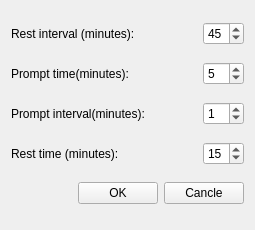
Qt form FrmEyeNurse.ui (KangLin/Calendar) before a commit.
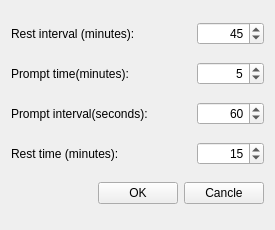
The same form after that commit. Icons and pictures are not drawn.

Commit message: Modify eye nurse settings

```diff
--- a/FrmEyeNurse.ui
+++ b/FrmEyeNurse.ui
@@ -6,7 +6,7 @@
    <rect>
     <x>0</x>
     <y>0</y>
-    <width>255</width>
+    <width>275</width>
     <height>230</height>
    </rect>
   </property>
@@ -35,6 +35,12 @@
      </item>
      <item>
       <widget class="QSpinBox" name="sbRestInterval">
+       <property name="alignment">
+        <set>Qt::AlignRight|Qt::AlignTrailing|Qt::AlignVCenter</set>
+       </property>
+       <property name="maximum">
+        <number>999999999</number>
+       </property>
        <property name="value">
         <number>45</number>
        </property>
@@ -59,6 +65,12 @@
      </item>
      <item>
       <widget class="QSpinBox" name="sbPrompTime">
+       <property name="alignment">
+        <set>Qt::AlignRight|Qt::AlignTrailing|Qt::AlignVCenter</set>
+       </property>
+       <property name="maximum">
+        <number>999999999</number>
+       </property>
        <property name="value">
         <number>5</number>
        </property>
@@ -77,14 +89,20 @@
         </sizepolicy>
        </property>
        <property name="text">
-        <string>Prompt interval(minutes):</string>
+        <string>Prompt interval(seconds):</string>
        </property>
       </widget>
      </item>
      <item>
       <widget class="QSpinBox" name="sbPromptInterval">
+       <property name="alignment">
+        <set>Qt::AlignRight|Qt::AlignTrailing|Qt::AlignVCenter</set>
+       </property>
+       <property name="maximum">
+        <number>999999999</number>
+       </property>
        <property name="value">
-        <number>1</number>
+        <number>60</number>
        </property>
       </widget>
      </item>
@@ -107,6 +125,12 @@
      </item>
      <item>
       <widget class="QSpinBox" name="sbRestTime">
+       <property name="alignment">
+        <set>Qt::AlignRight|Qt::AlignTrailing|Qt::AlignVCenter</set>
+       </property>
+       <property name="maximum">
+        <number>999999999</number>
+       </property>
        <property name="value">
         <number>15</number>
        </property>
```
The commit also changes 8 other files.
